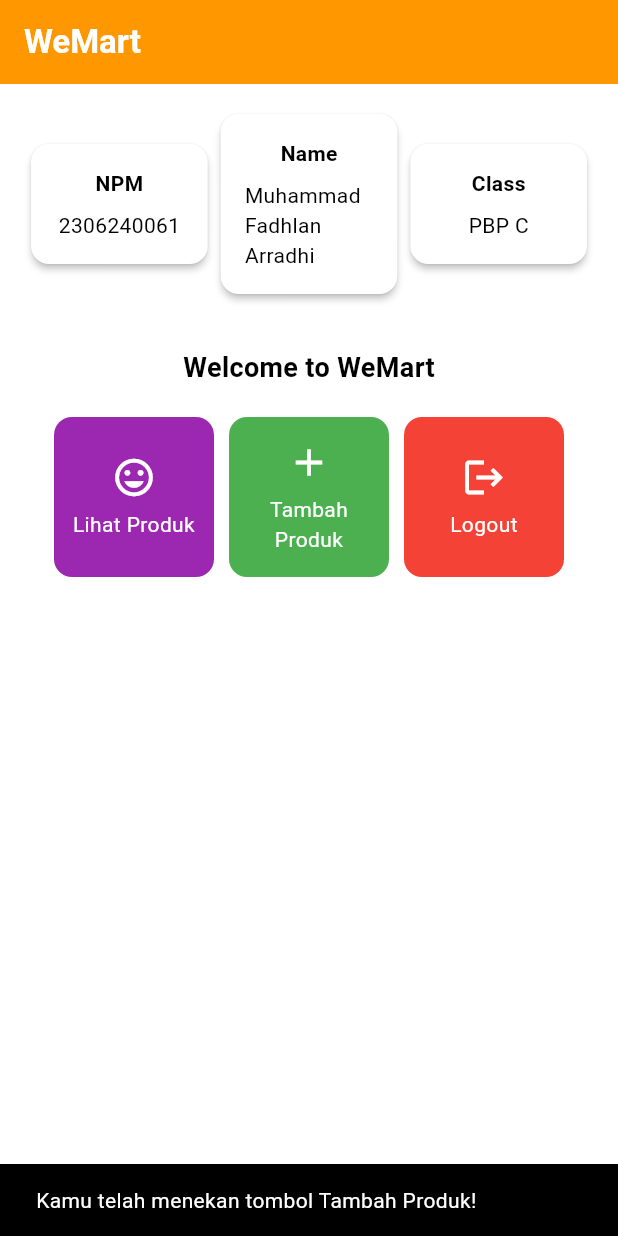
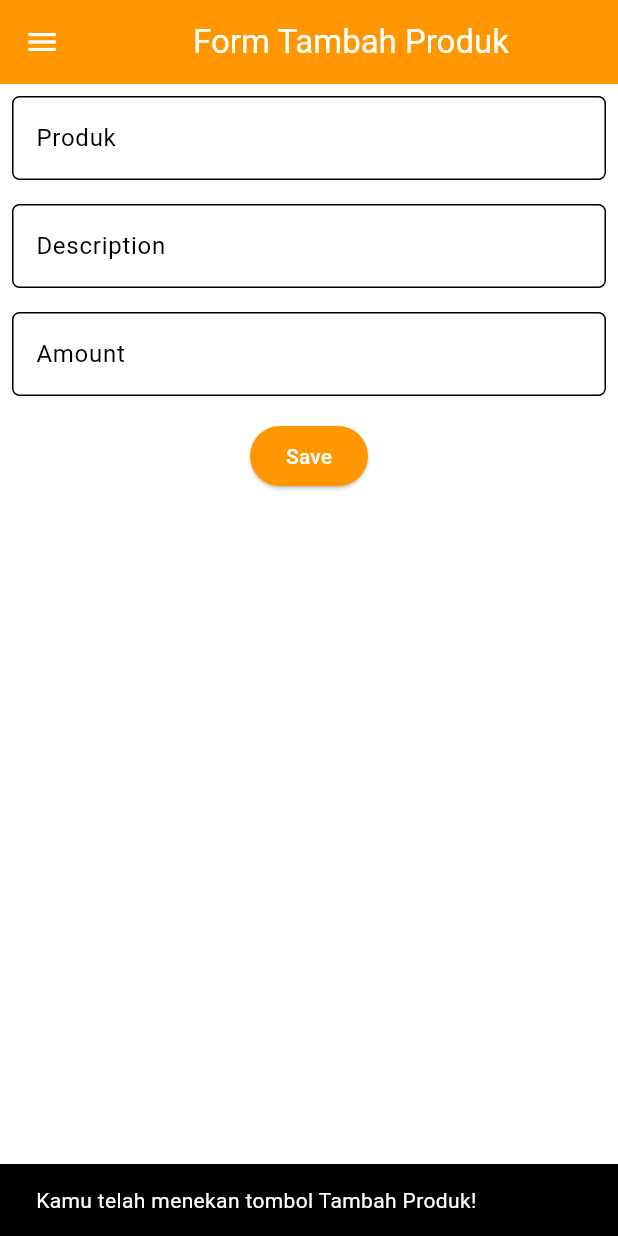
Before and after one commit to Arradhi/WemartMobile, a Flutter app: the screen it shows after launch, after a tap on "Tambah Produk", on a phone screen of 412 x 824 dp. Run offline on Flutter 3.47's test engine with Material 3 defaults, Android fonts, the light colour scheme and no system bars.

Commit message:
menyelesaikan tugas 8

```diff
--- a/lib/main.dart
+++ b/lib/main.dart
@@ -1,5 +1,5 @@
 import 'package:flutter/material.dart';
-import 'package:wemart/menu.dart';
+import 'package:wemart/screens/menu.dart';
 
 void main() {
   runApp(const MyApp());
--- a/lib/menu.dart
+++ b/lib/screens/menu.dart
@@ -1,4 +1,6 @@
 import 'package:flutter/material.dart';
+import 'package:wemart/widgets/left_drawer.dart';
+import 'package:wemart/widgets/product_card.dart';
 
 class MyHomePage extends StatelessWidget {
   final String npm = '2306240061'; // NPM
@@ -6,8 +8,10 @@ class MyHomePage extends StatelessWidget {
     final String className = 'PBP C'; // Kelas
     MyHomePage({super.key});
 
+
+
 final List<ItemHomepage> items = [
-         ItemHomepage("Lihat Produk", Icons.mood, Colors.purple),
+        ItemHomepage("Lihat Produk", Icons.mood, Colors.purple),
          ItemHomepage("Tambah Produk", Icons.add, Colors.green),
          ItemHomepage("Logout", Icons.logout, Colors.red),
      ];
@@ -18,9 +22,10 @@ final List<ItemHomepage> items = [
     return Scaffold(
       // AppBar adalah bagian atas halaman yang menampilkan judul.
       appBar: AppBar(
+
         // Judul aplikasi "Mental Health Tracker" dengan teks putih dan tebal.
         title: const Text(
-          'WeMart',
+          'Mental Health Tracker',
           style: TextStyle(
             color: Colors.white,
             fontWeight: FontWeight.bold,
@@ -28,7 +33,11 @@ final List<ItemHomepage> items = [
         ),
         // Warna latar belakang AppBar diambil dari skema warna tema aplikasi.
         backgroundColor: Theme.of(context).colorScheme.primary,
+        // Mengganti warna icon drawer menjadi putih
+        iconTheme: const IconThemeData(color: Colors.white),
       ),
+      // Masukkan drawer sebagai parameter nilai drawer dari widget Scaffold
+      drawer: const LeftDrawer(),
       // Body halaman dengan padding di sekelilingnya.
       body: Padding(
         padding: const EdgeInsets.all(16.0),
@@ -59,7 +68,7 @@ final List<ItemHomepage> items = [
                   const Padding(
                     padding: EdgeInsets.only(top: 16.0),
                     child: Text(
-                      'Welcome to WeMart',
+                      'Welcome to Wemart',
                       style: TextStyle(
                         fontWeight: FontWeight.bold,
                         fontSize: 18.0,
@@ -103,6 +112,7 @@ class InfoCard extends StatelessWidget {
   @override
   Widget build(BuildContext context) {
     return Card(
+
       // Membuat kotak kartu dengan bayangan dibawahnya.
       elevation: 2.0,
       child: Container(
@@ -124,65 +134,3 @@ class InfoCard extends StatelessWidget {
     );
   }
 }
-
-class ItemHomepage {
-     final String name;
-     final IconData icon;
-     final Color color;
-
-     ItemHomepage(this.name, this.icon, this.color);
- }
-
-class ItemCard extends StatelessWidget {
-  // Menampilkan kartu dengan ikon dan nama.
-
-  final ItemHomepage item;
-
-  const ItemCard(this.item, {super.key});
-
-  @override
-  Widget build(BuildContext context) {
-    return Material(
-      // Menentukan warna latar belakang dari tema aplikasi.
-      color: item.color,
-      // Membuat sudut kartu melengkung.
-      borderRadius: BorderRadius.circular(12),
-
-      child: InkWell(
-        // Aksi ketika kartu ditekan.
-        onTap: () {
-          // Menampilkan pesan SnackBar saat kartu ditekan.
-          ScaffoldMessenger.of(context)
-            ..hideCurrentSnackBar()
-            ..showSnackBar(
-              SnackBar(content: Text("Kamu telah menekan tombol ${item.name}!"))
-            );
-        },
-        // Container untuk menyimpan Icon dan Text
-        child: Container(
-          padding: const EdgeInsets.all(8),
-          child: Center(
-            child: Column(
-              // Menyusun ikon dan teks di tengah kartu.
-              mainAxisAlignment: MainAxisAlignment.center,
-              children: [
-                Icon(
-                  item.icon,
-                  color: Colors.white,
-                  size: 30.0,
-                ),
-                const Padding(padding: EdgeInsets.all(3)),
-                Text(
-                  item.name,
-                  textAlign: TextAlign.center,
-                  style: const TextStyle(color: Colors.white),
-                ),
-              ],
-            ),
-          ),
-        ),
-      ),
-    );
-  }
-
-}
--- /dev/null
+++ b/lib/screens/productentry_form.dart
@@ -0,0 +1,158 @@
+import 'package:flutter/material.dart';
+import 'package:wemart/widgets/left_drawer.dart';
+
+class ProductEntryFormPage extends StatefulWidget {
+  const ProductEntryFormPage({super.key});
+
+  @override
+  State<ProductEntryFormPage> createState() => _ProductEntryFormPageState();
+}
+
+class _ProductEntryFormPageState extends State<ProductEntryFormPage> {
+final _formKey = GlobalKey<FormState>();
+String _ProductName = "";
+	String _Description = "";
+	int _Amount = 0;
+  @override
+  Widget build(BuildContext context) {
+    return Scaffold(
+  appBar: AppBar(
+    title: const Center(
+      child: Text(
+        'Form Tambah Produk',
+      ),
+    ),
+    backgroundColor: Theme.of(context).colorScheme.primary,
+    foregroundColor: Colors.white,
+  ),
+  drawer: const LeftDrawer(),
+  body: Form(
+     key: _formKey,
+  child: SingleChildScrollView(
+child: Column(crossAxisAlignment: CrossAxisAlignment.start,
+  children: [
+    Padding(
+      padding: const EdgeInsets.all(8.0),
+      child: TextFormField(
+        decoration: InputDecoration(
+          hintText: "Produk",
+          labelText: "Produk",
+          border: OutlineInputBorder(
+            borderRadius: BorderRadius.circular(5.0),
+          ),
+        ),
+        onChanged: (String? value) {
+          setState(() {
+            _ProductName = value!;
+          });
+        },
+        validator: (String? value) {
+          if (value == null || value.isEmpty) {
+            return "Nama produk tidak boleh kosong!";
+          }
+          return null;
+        },
+      ),
+    ),
+  Padding(
+  padding: const EdgeInsets.all(8.0),
+  child: TextFormField(
+    decoration: InputDecoration(
+      hintText: "Description",
+      labelText: "Description",
+      border: OutlineInputBorder(
+        borderRadius: BorderRadius.circular(5.0),
+      ),
+    ),
+    onChanged: (String? value) {
+      setState(() {
+        _Description = value!;
+      });
+    },
+    validator: (String? value) {
+      if (value == null || value.isEmpty) {
+        return "Description tidak boleh kosong!";
+      }
+      return null;
+    },
+  ),
+),
+Padding(
+  padding: const EdgeInsets.all(8.0),
+  child: TextFormField(
+    decoration: InputDecoration(
+      hintText: "Amount",
+      labelText: "Amount",
+      border: OutlineInputBorder(
+        borderRadius: BorderRadius.circular(5.0),
+      ),
+    ),
+    onChanged: (String? value) {
+      setState(() {
+        _Amount = int.tryParse(value!) ?? 0;
+      });
+    },
+    validator: (String? value) {
+      if (value == null || value.isEmpty) {
+        return "Jumlah tidak boleh kosong!";
+      }
+      if (int.tryParse(value) == null) {
+        return "Jumlah harus berupa angka!";
+      }
+      return null;
+    },
+  ),
+),Align(
+  alignment: Alignment.bottomCenter,
+  child: Padding(
+    padding: const EdgeInsets.all(8.0),
+    child: ElevatedButton(
+      style: ButtonStyle(
+        backgroundColor: WidgetStateProperty.all(
+            Theme.of(context).colorScheme.primary),
+      ),
+      onPressed: () {
+        if (_formKey.currentState!.validate()) {
+             showDialog(
+        context: context,
+        builder: (context) {
+          return AlertDialog(
+            title: const Text('Produk berhasil tersimpan'),
+            content: SingleChildScrollView(
+              child: Column(
+                crossAxisAlignment: CrossAxisAlignment.start,
+                children: [
+                  Text('Produk: $_ProductName'),
+                  Text('Deskripsi: $_Description'),
+                  Text('Harga: $_Amount'),
+                ],
+              ),
+            ),
+            actions: [
+              TextButton(
+                child: const Text('OK'),
+                onPressed: () {
+                  Navigator.pop(context);
+                  _formKey.currentState!.reset();
+                },
+              ),
+            ],
+          );
+        },
+      );
+
+        }
+      },
+      child: const Text(
+        "Save",
+        style: TextStyle(color: Colors.white),
+      ),
+    ),
+  ),
+),],
+),
+)
+),
+);
+  }
+}
--- /dev/null
+++ b/lib/widgets/left_drawer.dart
@@ -0,0 +1,68 @@
+import 'package:flutter/material.dart';
+import 'package:wemart/screens/menu.dart';
+import 'package:wemart/screens/productentry_form.dart';
+
+class LeftDrawer extends StatelessWidget {
+  const LeftDrawer({super.key});
+
+  @override
+  Widget build(BuildContext context) {
+    return Drawer(
+      child: ListView(
+        children: [
+          DrawerHeader(
+            decoration: BoxDecoration(
+      color: Theme.of(context).colorScheme.primary,
+    ),
+    child: const Column(
+      children: [
+        Text(
+          'Mental Health Tracker',
+          textAlign: TextAlign.center,
+          style: TextStyle(
+            fontSize: 24,
+            fontWeight: FontWeight.bold,
+            color: Colors.white,
+          ),
+        ),
+        Padding(padding: EdgeInsets.all(8)),
+        Text(
+          "Penuhi kebutuhan produk anda!",
+          style: TextStyle(
+            fontSize: 15,
+            color: Colors.white,
+            fontWeight: FontWeight.normal,
+          ),
+          textAlign: TextAlign.center,
+        ),
+      ],
+    ),
+          ),
+            ListTile(
+    leading: const Icon(Icons.home_outlined),
+    title: const Text('Halaman Utama'),
+    // Bagian redirection ke MyHomePage
+    onTap: () {
+      Navigator.pushReplacement(
+          context,
+          MaterialPageRoute(
+            builder: (context) => MyHomePage(),
+          ));
+    },
+  ),
+  ListTile(
+    leading: const Icon(Icons.mood),
+    title: const Text('Tambah Produk'),
+    // Bagian redirection ke ProductEntryFormPage
+    onTap: () {
+      Navigator.push(
+        context,
+        MaterialPageRoute(builder: (context) => ProductEntryFormPage()),
+      );
+    },
+  ),
+        ],
+      ),
+    );
+  }
+}
--- /dev/null
+++ b/lib/widgets/product_card.dart
@@ -0,0 +1,73 @@
+import 'package:wemart/screens/productentry_form.dart';
+import 'package:flutter/material.dart';
+
+
+class ItemHomepage {
+     final String name;
+     final IconData icon;
+     final Color color;
+     ItemHomepage(this.name, this.icon, this.color);
+ }
+
+class ItemCard extends StatelessWidget {
+  // Menampilkan kartu dengan ikon dan nama.
+
+  final ItemHomepage item;
+
+  const ItemCard(this.item, {super.key});
+
+  @override
+  Widget build(BuildContext context) {
+    return Material(
+
+      // Menentukan warna latar belakang dari tema aplikasi.
+      color: item.color,
+      // Membuat sudut kartu melengkung.
+      borderRadius: BorderRadius.circular(12),
+
+      child: InkWell(
+        // Aksi ketika kartu ditekan.
+        onTap: () {
+          // Menampilkan pesan SnackBar saat kartu ditekan.
+          ScaffoldMessenger.of(context)
+            ..hideCurrentSnackBar()
+            ..showSnackBar(
+              SnackBar(content: Text("Kamu telah menekan tombol ${item.name}!"))
+            );
+            // Navigate ke route yang sesuai (tergantung jenis tombol)
+  if (item.name == "Tambah Produk") {
+    Navigator.push(
+      context,
+      MaterialPageRoute(builder: (context) => ProductEntryFormPage()),
+    );
+  }
+
+        },
+        // Container untuk menyimpan Icon dan Text
+        child: Container(
+          padding: const EdgeInsets.all(8),
+          child: Center(
+            child: Column(
+              // Menyusun ikon dan teks di tengah kartu.
+              mainAxisAlignment: MainAxisAlignment.center,
+              children: [
+                Icon(
+                  item.icon,
+                  color: Colors.white,
+                  size: 30.0,
+                ),
+                const Padding(padding: EdgeInsets.all(3)),
+                Text(
+                  item.name,
+                  textAlign: TextAlign.center,
+                  style: const TextStyle(color: Colors.white),
+                ),
+              ],
+            ),
+          ),
+        ),
+      ),
+    );
+  }
+
+}
```
Also changed, not shown: 1 other file.
